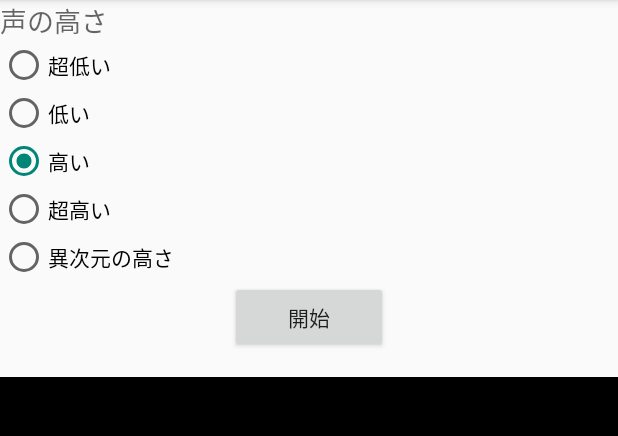
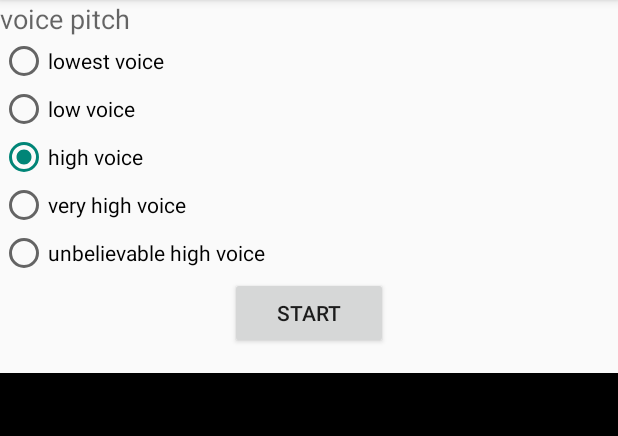
Before and after one commit to tyorikan/SampleVoiceChanger, an Android app: the screen it shows after launch (MainActivity), on a phone screen of 412 x 824 dp, the part 84-520 px from its top. Run offline under Robolectric (Android 15) with nearby library versions, the phone set to English and light mode, and no system bars; libraries missing offline, so code that uses them is left out: com.squareup.otto; 1 statement that could not run was skipped.

Commit message:
changed string

```diff
--- a/app/src/main/res/values/strings.xml
+++ b/app/src/main/res/values/strings.xml
@@ -5,14 +5,14 @@
     <string name="hello_world">Hello world!</string>
     <string name="action_settings">Settings</string>
 
-    <string name="key">声の高さ</string>
-    <string name="voice_lowest">超低い</string>
-    <string name="voice_lower">低い</string>
+    <string name="key">voice pitch</string>
+    <string name="voice_lowest">lowest voice</string>
+    <string name="voice_lower">low voice</string>
     <string name="voice_default">普通</string>
-    <string name="voice_higher">高い</string>
-    <string name="voice_very_higher">超高い</string>
-    <string name="voice_highest">異次元の高さ</string>
-    <string name="start">開始</string>
-    <string name="stop">停止</string>
+    <string name="voice_higher">high voice</string>
+    <string name="voice_very_higher">very high voice</string>
+    <string name="voice_highest">unbelievable high voice</string>
+    <string name="start">start</string>
+    <string name="stop">stop</string>
 
 </resources>
```
